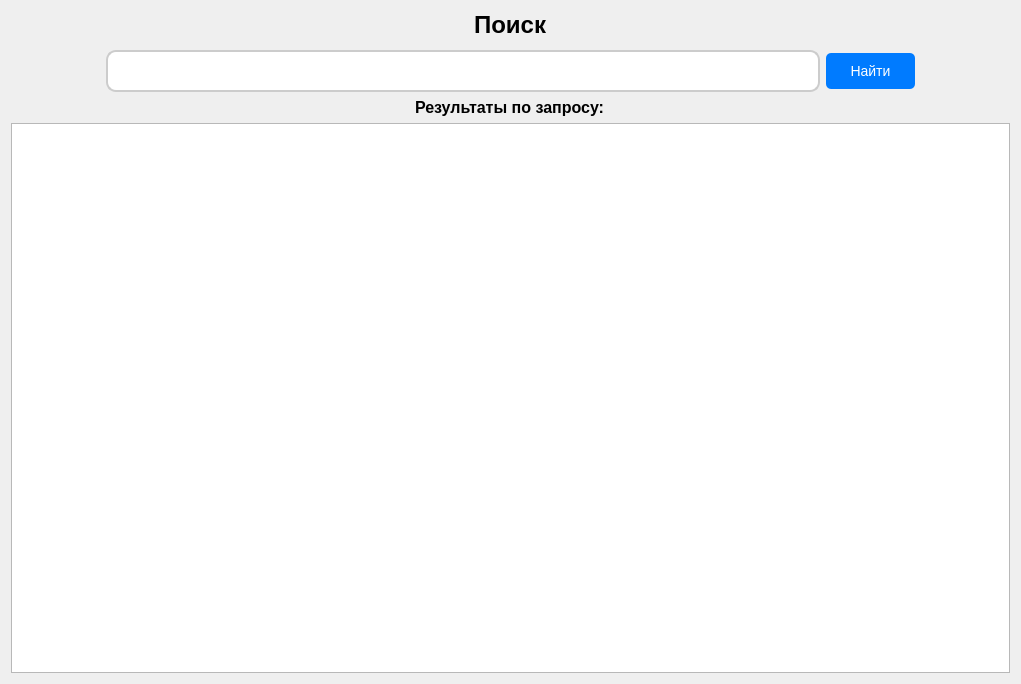
First picture: the form in templates/search.ui, repository VANT00Z/Game-Helper, before the edit.
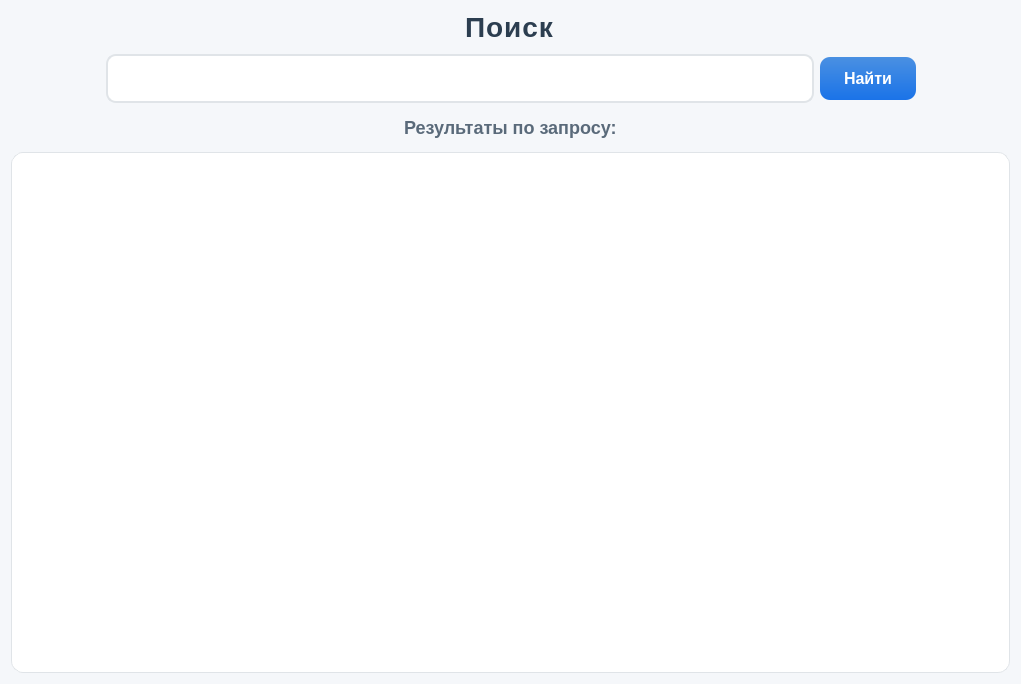
Second picture: the form after the edit.

```diff
--- a/templates/search.ui
+++ b/templates/search.ui
@@ -10,6 +10,9 @@
     <height>684</height>
    </rect>
   </property>
+  <property name="styleSheet">
+   <string notr="true">background-color: #f5f7fa;</string>
+  </property>
   <property name="windowTitle">
    <string>Form</string>
   </property>
@@ -21,7 +24,7 @@
        <item alignment="Qt::AlignHCenter">
         <widget class="QLabel" name="title">
          <property name="styleSheet">
-          <string notr="true">font-size: 24px; font-weight: 900; border-radius: 10px;</string>
+          <string notr="true">font-size: 28px; font-weight: 700; color: #2c3e50; letter-spacing: 1px;</string>
          </property>
          <property name="text">
           <string>Поиск</string>
@@ -37,7 +40,7 @@
      <item row="2" column="2" colspan="2" alignment="Qt::AlignHCenter">
       <widget class="QLabel" name="resultLabel">
        <property name="styleSheet">
-        <string notr="true">font-size: 16px; font-weight: 600; border-radius: 10px;</string>
+        <string notr="true">font-size: 18px; font-weight: 600; color: #5a6a7a; padding: 8px;</string>
        </property>
        <property name="text">
         <string>Результаты по запросу:</string>
@@ -60,10 +63,20 @@
      <item row="1" column="2">
       <widget class="QLineEdit" name="searchLine">
        <property name="styleSheet">
-        <string notr="true">padding: 10px;
-font-size: 14px;
-border: 2px solid #ccc;
-border-radius: 10px;</string>
+        <string notr="true">
+         QLineEdit {
+             border: 2px solid #e0e4e8;
+             border-radius: 10px;
+             padding: 12px 15px;
+             font-size: 16px;
+             background: #ffffff;
+             color: #2c3e50;
+         }
+         QLineEdit:focus {
+             border-color: #1a73e8;
+             background: #f8faff;
+         }
+        </string>
        </property>
       </widget>
      </item>
@@ -81,7 +94,20 @@
       </spacer>
      </item>
      <item row="3" column="1" colspan="4">
-      <widget class="QTextBrowser" name="searchBrowser"/>
+      <widget class="QTextBrowser" name="searchBrowser">
+       <property name="styleSheet">
+        <string notr="true">
+         QTextBrowser {
+             border: 1px solid #e0e4e8;
+             border-radius: 12px;
+             background: #ffffff;
+             padding: 15px;
+             font-size: 15px;
+             color: #2c3e50;
+         }
+        </string>
+       </property>
+      </widget>
      </item>
      <item row="1" column="3">
       <widget class="QPushButton" name="searchButton">
@@ -89,15 +115,23 @@
         <cursorShape>PointingHandCursor</cursorShape>
        </property>
        <property name="styleSheet">
-        <string notr="true">QPushButton {
-                padding: 10px 20px;
-                font-size: 14px;
-                background-color: #007bff;
-                color: white;
-                border: none;
-                border-radius: 5px;
-            }
-</string>
+        <string notr="true">
+         QPushButton {
+             background: qlineargradient(x1:0, y1:0, x2:0, y2:1, stop:0 #4a90e2, stop:1 #1a73e8);
+             color: white;
+             font-size: 16px;
+             font-weight: 600;
+             padding: 12px 24px;
+             border-radius: 10px;
+             border: none;
+         }
+         QPushButton:hover {
+             background: qlineargradient(x1:0, y1:0, x2:0, y2:1, stop:0 #5a9ff2, stop:1 #2a83f8);
+         }
+         QPushButton:pressed {
+             background: qlineargradient(x1:0, y1:0, x2:0, y2:1, stop:0 #3a80d2, stop:1 #0a63d8);
+         }
+        </string>
        </property>
        <property name="text">
         <string>Найти</string>
```
